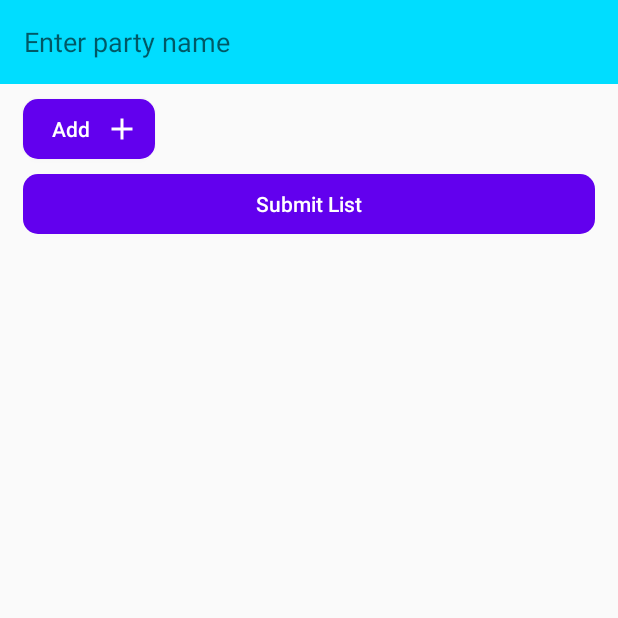
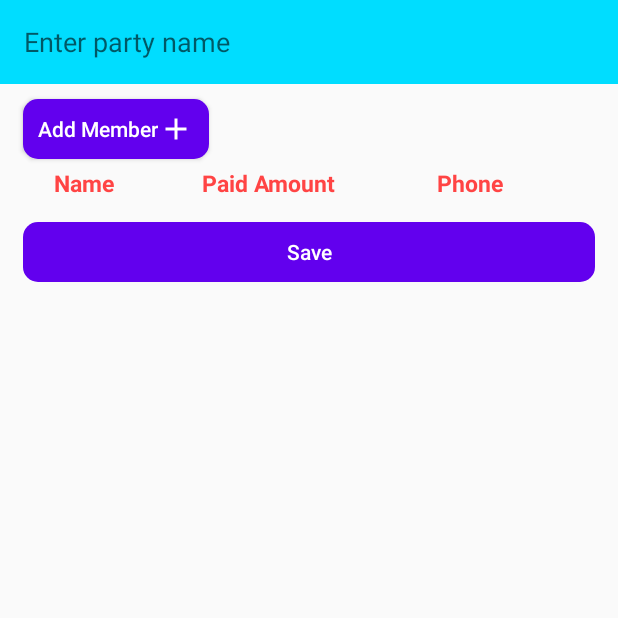
Before and after one commit to thinhlq170/Party-Calculator, an Android app: the screen it shows after launch (AddActivity), after a tap on an icon or button, on a phone screen of 412 x 824 dp, the top half of it. Run offline under Robolectric (Android 15) with nearby library versions, the phone set to English and light mode, and no system bars.

Commit message:
done onclick item in main activity

```diff
--- a/app/src/main/java/com/example/partycalculator/MainActivity.java
+++ b/app/src/main/java/com/example/partycalculator/MainActivity.java
@@ -25,20 +25,19 @@ public class MainActivity extends Activity {
     ListView lstViewParty;
     FloatingActionButton addButton;
     Toolbar toolbar;
-
+    Party party;
 
     @Override
     protected void onCreate(Bundle savedInstanceState) {
         super.onCreate(savedInstanceState);
         setContentView(R.layout.activity_main);
 
-        @SuppressLint("SimpleDateFormat")
-        DateFormat dateFormat = new SimpleDateFormat("dd/MM/yyyy HH:mm:ss");
-        Date date = new Date();
-        String duration = dateFormat.format(date);
-
         toolbar = findViewById(R.id.toolbarMain);
         toolbar.setTitle(R.string.list_party);
+        if(getIntent().getExtras() != null) {
+            party = (Party) getIntent().getExtras().get("partyObj");
+            lstParty.add(party);
+        }
         showListParty(lstParty);
 
         addButton = findViewById(R.id.addparty);
@@ -50,9 +49,13 @@ public class MainActivity extends Activity {
             startActivity(intent);
         });
 
+
+
         lstViewParty.setOnItemClickListener((parent, view, position, id) -> {
-            Intent intent = new Intent(MainActivity.this, DetailActivity.class);
-            intent.putExtra("PartyName", lstParty.get(position).name);
+            Intent intent = new Intent(MainActivity.this, AddActivity.class);
+            if(lstParty.get(position) != null) {
+                intent.putExtra("partyObj", lstParty.get(position));
+            }
             startActivity(intent);
         });
 
--- a/app/src/main/res/drawable/ic_close.xml
+++ b/app/src/main/res/drawable/ic_close.xml
@@ -1,5 +1,5 @@
-<vector android:height="24dp" android:tint="#FFFFFF"
+<vector android:height="24dp" android:tint="@color/black"
     android:viewportHeight="24.0" android:viewportWidth="24.0"
     android:width="24dp" xmlns:android="http://schemas.android.com/apk/res/android">
-    <path android:fillColor="#FF000000" android:pathData="M19,6.41L17.59,5 12,10.59 6.41,5 5,6.41 10.59,12 5,17.59 6.41,19 12,13.41 17.59,19 19,17.59 13.41,12z"/>
+    <path android:fillColor="@color/black" android:pathData="M19,6.41L17.59,5 12,10.59 6.41,5 5,6.41 10.59,12 5,17.59 6.41,19 12,13.41 17.59,19 19,17.59 13.41,12z"/>
 </vector>
--- a/app/src/main/res/layout/activity_add.xml
+++ b/app/src/main/res/layout/activity_add.xml
@@ -17,14 +17,74 @@
         android:theme="?attr/actionBarTheme"
         tools:ignore="MissingConstraints">
         <EditText
+            android:id="@+id/party_name"
             android:layout_width="wrap_content"
             android:layout_height="wrap_content"
-            android:id="@+id/myEditText"
             android:background="@android:color/holo_blue_bright"
             android:hint="@string/party_name_hint"
             android:autofillHints="@string/party_name_hint_fill"
             android:inputType="text"/>
     </androidx.appcompat.widget.Toolbar>
+
+    <Button
+        android:id="@+id/button_add"
+        android:background="@drawable/round_primary"
+        android:layout_width="wrap_content"
+        android:layout_height="40dp"
+        android:text="@string/add_mem_button"
+        android:layout_marginTop="10dp"
+        android:layout_marginStart="15dp"
+        android:textColor="@color/white"
+        android:textAllCaps="false"
+        android:paddingLeft="10dp"
+        android:paddingRight="10dp"
+        android:drawableEnd="@drawable/ic_add" />
+
+    <LinearLayout
+        android:layout_width="match_parent"
+        android:layout_height="wrap_content"
+        android:paddingTop="5dp"
+        android:paddingBottom="5dp">
+
+        <TextView
+            android:layout_width="wrap_content"
+            android:layout_height="wrap_content"
+            android:layout_marginStart="10dp"
+            android:layout_marginEnd="5dp"
+            android:layout_weight="1"
+            android:textSize="15sp"
+            android:paddingStart="10dp"
+            android:textColor="@android:color/holo_red_light"
+            android:text="Name"
+            android:textStyle="bold"
+            android:gravity="center"/>
+
+        <TextView
+            android:layout_width="wrap_content"
+            android:layout_height="wrap_content"
+            android:layout_marginStart="10dp"
+            android:layout_marginEnd="15dp"
+            android:layout_weight="1"
+            android:textSize="15sp"
+            android:paddingStart="10dp"
+            android:textColor="@android:color/holo_red_light"
+            android:text="Paid Amount"
+            android:textStyle="bold"
+            android:gravity="center"/>
+
+        <TextView
+            android:layout_width="wrap_content"
+            android:layout_height="wrap_content"
+            android:layout_marginStart="10dp"
+            android:layout_marginEnd="60dp"
+            android:layout_weight="1"
+            android:textSize="15sp"
+            android:paddingStart="10dp"
+            android:textColor="@android:color/holo_red_light"
+            android:text="Phone"
+            android:textStyle="bold"
+            android:gravity="center" />
+    </LinearLayout>
 
     <LinearLayout
         android:id="@+id/layout_list"
@@ -33,25 +93,11 @@
         android:orientation="vertical" />
 
     <Button
-        android:id="@+id/button_add"
-        android:background="@drawable/round_primary"
-        android:layout_width="wrap_content"
-        android:layout_height="40dp"
-        android:text="Add"
-        android:layout_marginTop="10dp"
-        android:layout_marginLeft="15dp"
-        android:textColor="@color/white"
-        android:textAllCaps="false"
-        android:paddingLeft="10dp"
-        android:paddingRight="10dp"
-        android:drawableRight="@drawable/ic_add" />
-
-    <Button
         android:id="@+id/button_submit_list"
         android:background="@drawable/round_primary"
         android:layout_width="match_parent"
         android:layout_height="40dp"
-        android:text="Submit List"
+        android:text="@string/save"
         android:layout_marginTop="10dp"
         android:layout_marginLeft="15dp"
         android:layout_marginRight="15dp"
--- a/app/src/main/res/layout/activity_main.xml
+++ b/app/src/main/res/layout/activity_main.xml
@@ -1,11 +1,12 @@
 <?xml version="1.0" encoding="utf-8"?>
-<androidx.constraintlayout.widget.ConstraintLayout
+<RelativeLayout
     xmlns:android="http://schemas.android.com/apk/res/android"
     xmlns:app="http://schemas.android.com/apk/res-auto"
     xmlns:tools="http://schemas.android.com/tools"
     android:layout_width="match_parent"
     android:layout_height="match_parent"
     tools:context=".MainActivity">
+
 
     <LinearLayout
         android:layout_width="match_parent"
@@ -38,4 +39,4 @@
             android:layout_gravity="bottom|end"/>
     </LinearLayout>
 
-</androidx.constraintlayout.widget.ConstraintLayout>
+</RelativeLayout>
--- a/app/src/main/res/layout/row_add_member.xml
+++ b/app/src/main/res/layout/row_add_member.xml
@@ -23,12 +23,12 @@
         tools:ignore="RtlSymmetry" />
 
     <EditText
-        android:id="@+id/edit_change_amount"
+        android:id="@+id/edit_paid_amount"
         android:layout_marginStart="10dp"
         android:layout_marginEnd="5dp"
         android:background="@drawable/round_grey"
         android:layout_weight="1"
-        android:hint="@string/change_amount"
+        android:hint="@string/paid_amount"
         android:inputType="number|numberDecimal"
         android:textSize="14sp"
         android:paddingStart="10dp"
```
Also changed, not shown: app/src/main/java/com/example/partycalculator/AddActivity.java (+68 -12 lines), app/src/main/java/com/example/partycalculator/models/Member.java (+6 -1 lines), app/src/main/java/com/example/partycalculator/models/Party.java (+37 -0 lines).
